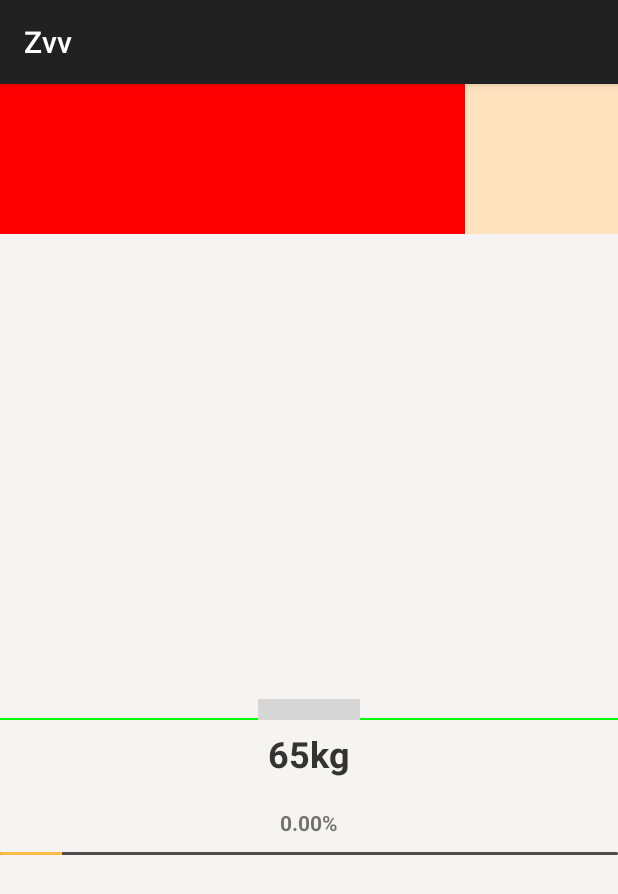
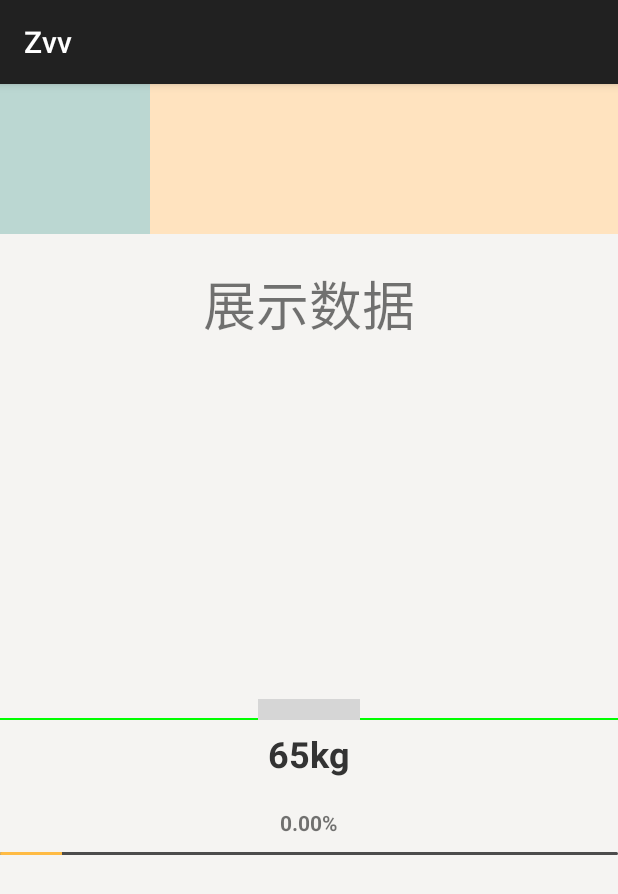
Before and after one commit to zvv001/Zvv, an Android app: the DecimalScaleRulerViewActivity screen opened directly, with no data from a screen before it, on a phone screen of 412 x 824 dp. Shown: the top 894 px of the screen. Run offline under Robolectric (Android 15) with nearby library versions, the phone set to English and light mode, and no system bars; libraries missing offline, so code that uses them is left out: org.xutils.view, org.xutils.x; plain views replace PercentRelativeLayout; 6 statements that could not run were skipped; grey boxes are pictures that could not be loaded.

Commit message:
2017-11-30 DecimalScaleRulerView 刻度游标尺

```diff
--- a/app/src/main/java/com/vv/zvv/Activity/DecimalScaleRulerViewActivity.java
+++ b/app/src/main/java/com/vv/zvv/Activity/DecimalScaleRulerViewActivity.java
@@ -1,7 +1,10 @@
 package com.vv.zvv.Activity;
 
+import android.animation.ValueAnimator;
 import android.os.Bundle;
 import android.support.v7.app.AppCompatActivity;
+import android.util.Log;
+import android.view.View;
 import android.widget.ProgressBar;
 import android.widget.TextView;
 
@@ -9,6 +12,7 @@ import com.vv.zvv.R;
 import com.vv.zvv.Utils.DrawUtil;
 import com.vv.zvv.Views.DecimalScaleRulerView;
 
+import org.xutils.view.annotation.Event;
 import org.xutils.view.annotation.ViewInject;
 import org.xutils.x;
 
@@ -40,6 +44,11 @@ public class DecimalScaleRulerViewActivity extends AppCompatActivity {
     @ViewInject(R.id.tv_progressPercent)
     private TextView tv_progressPercent;
 
+    @ViewInject(R.id.tv_showNumber)
+    private TextView tv_showNumber;
+
+
+    ValueAnimator valueAnimator;
     @Override
     protected void onCreate(Bundle savedInstanceState) {
         super.onCreate(savedInstanceState);
@@ -48,6 +57,36 @@ public class DecimalScaleRulerViewActivity extends AppCompatActivity {
         x.view().inject(this);
 
         init();
+        initAnimation();
+    }
+
+    @Event(value = {R.id.tv_showNumber}, type = View.OnClickListener.class)
+    private void onClick(View view) {
+        switch (view.getId()) {
+            case R.id.tv_showNumber:
+                valueAnimator.start();
+                break;
+
+        }
+    }
+
+    private void initAnimation() {
+        valueAnimator = ValueAnimator.ofFloat(0, 1000);
+        valueAnimator.addUpdateListener(new ValueAnimator.AnimatorUpdateListener() {
+            @Override
+            public void onAnimationUpdate(ValueAnimator valueAnimator) {
+                float animatedValue = (float) valueAnimator.getAnimatedValue();
+
+                DecimalFormat decimalFormat = new DecimalFormat("#.00");
+                String formatStr = decimalFormat.format(animatedValue);
+                final float show = Float.parseFloat(formatStr);
+
+//                tv_showNumber.setText("$" + animatedValue);
+                tv_showNumber.setText("$" + show);
+            }
+        });
+        valueAnimator.setDuration(6000);
+
     }
 
     private void init() {
@@ -66,7 +105,7 @@ public class DecimalScaleRulerViewActivity extends AppCompatActivity {
             @Override
             public void onValueChange(float value) {
                 DecimalFormat df = new DecimalFormat("##0");
-                String showValue =  df.format(value*10000)+"元";
+                String showValue = df.format(value * 10000) + "元";
                 mWeightValueTwo.setText(showValue);
 
 
@@ -80,11 +119,26 @@ public class DecimalScaleRulerViewActivity extends AppCompatActivity {
                 tv_progressPercent.setText(showPercent);//展示百分比
             }
         });
+
+        Log.d("vv", "init: \n"
+                + "getCeil(10.12 000000000): " + getCeil(10.120000000001) + "\n"
+                + "getCeil(10.12 431): " + getCeil(10.12431) + "\n"
+                + "getCeil(10.12 481): " + getCeil(10.12481) + "\n"
+                + "getCeil(10.12 601): " + getCeil(10.12601) + "\n"
+                + "getCeil(10.12 681): " + getCeil(10.12681) + "\n"
+
+        );
+
     }
 
-    private String getCeil(double d) {
-        DecimalFormat df = new DecimalFormat("##0.0");
+    /**
+     * @向上取整
+     */
+    public static String getCeil(double d) {
+        // d=2.523214324;
+        DecimalFormat df = new DecimalFormat("###,##0.00");
         df.setRoundingMode(RoundingMode.UP);
         return df.format(d);
     }
+
 }
--- a/app/src/main/res/layout/activity_decimal_scale_ruler_view.xml
+++ b/app/src/main/res/layout/activity_decimal_scale_ruler_view.xml
@@ -8,7 +8,9 @@
     android:background="@color/f5f4f2"
     tools:context="com.vv.zvv.Activity.DecimalScaleRulerViewActivity">
 
+    <!--屏幕适配 百分比-->
     <android.support.percent.PercentRelativeLayout
+        android:id="@+id/prl_position"
         android:layout_width="match_parent"
         android:layout_height="100dp"
         android:background="@color/ffe3bf">
@@ -19,16 +21,28 @@
             android:layout_height="0dp"
             android:layout_alignParentTop="true"
             android:background="#7700ff00"
-            android:gravity="right|center_vertical"
-            android:text="w:70%, h:20%"
+            android:gravity="center_vertical"
+            android:text="百分比屏幕适配的应用__w:70%, h:20%"
             app:layout_heightPercent="20%"
             app:layout_widthPercent="70%"/>
 
         <View
             android:layout_width="100dp"
             android:layout_height="match_parent"
+            android:alpha="0.3"
             android:background="@color/z1ebcff"/>
     </android.support.percent.PercentRelativeLayout>
+
+
+    <TextView
+        android:id="@+id/tv_showNumber"
+        android:layout_width="wrap_content"
+        android:layout_height="wrap_content"
+        android:layout_below="@+id/prl_position"
+        android:layout_centerHorizontal="true"
+        android:layout_marginTop="20dp"
+        android:text="展示数据"
+        android:textSize="35sp"/>
 
     <!--自定义滑动标尺-->
     <RelativeLayout
@@ -96,10 +110,4 @@
         android:progress="20"
         android:progressDrawable="@drawable/progress_color_zvv"/>
 
-
-    <!--测试UI Demo-->
-    <View
-        android:layout_width="310dp"
-        android:layout_height="100dp"
-        android:background="@color/ff0000"/>
 </RelativeLayout>
```
Also changed, not shown: app/src/main/res/mipmap-xhdpi/locus_arrow.png (added), app/src/main/res/mipmap-xhdpi/locus_line.png (added), app/src/main/res/mipmap-xhdpi/locus_line_error.png (added), app/src/main/res/mipmap-xhdpi/locus_round_click.png (added), app/src/main/res/mipmap-xhdpi/locus_round_click_error.png (added), app/src/main/res/mipmap-xhdpi/locus_round_original.png (added).
